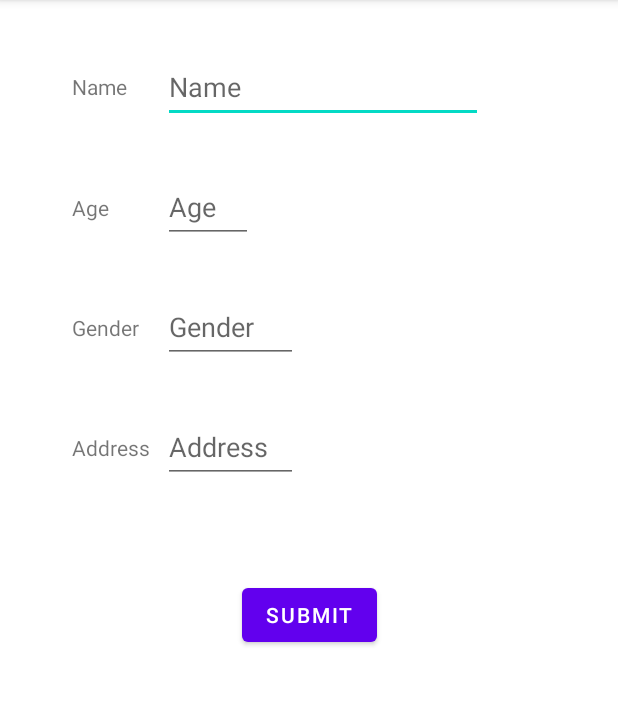
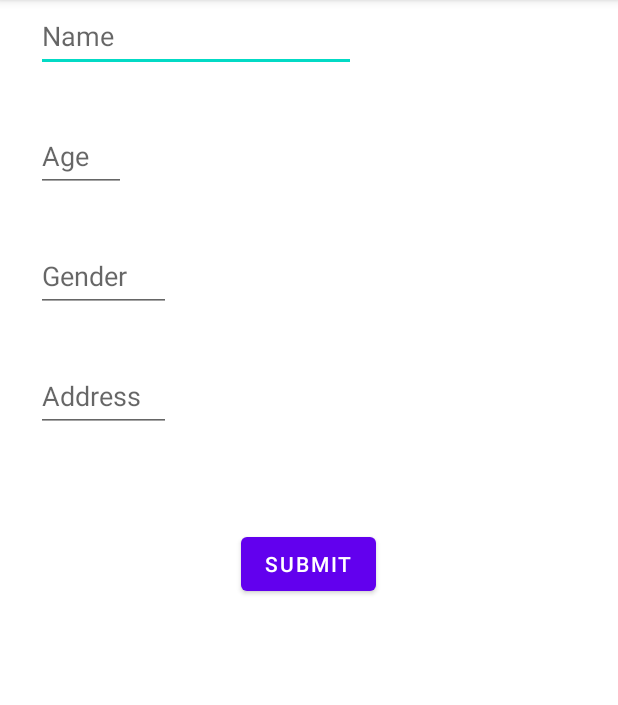
Before and after one commit to Sudan23/Data_between_activity, an Android app: the screen it shows after launch (MainActivity), on a phone screen of 412 x 824 dp, the part 84-789 px from its top. Run offline under Robolectric (Android 15) with nearby library versions, the phone set to English and light mode, and no system bars.

Commit message:
Optimized for linear layout

```diff
--- a/app/src/main/java/com/example/databetweenactivity/MainActivity.kt
+++ b/app/src/main/java/com/example/databetweenactivity/MainActivity.kt
@@ -7,7 +7,6 @@ import android.view.View
 import android.widget.EditText
 import android.widget.Toast
 
-const val EXTRA_MESSAGE = "com.example.myfirstapp.MESSAGE"
 
 class MainActivity : AppCompatActivity() {
     override fun onCreate(savedInstanceState: Bundle?) {
--- a/app/src/main/res/layout/activity_main.xml
+++ b/app/src/main/res/layout/activity_main.xml
@@ -1,20 +1,12 @@
 <?xml version="1.0" encoding="utf-8"?>
-<androidx.constraintlayout.widget.ConstraintLayout xmlns:android="http://schemas.android.com/apk/res/android"
+<LinearLayout xmlns:android="http://schemas.android.com/apk/res/android"
     xmlns:app="http://schemas.android.com/apk/res-auto"
     xmlns:tools="http://schemas.android.com/tools"
     android:layout_width="match_parent"
     android:layout_height="match_parent"
+    android:orientation="vertical"
     tools:context=".MainActivity">
 
-    <TextView
-        android:id="@+id/name_tv"
-        android:layout_width="wrap_content"
-        android:layout_height="wrap_content"
-        android:layout_marginStart="48dp"
-        android:layout_marginTop="48dp"
-        android:text="Name"
-        app:layout_constraintStart_toStartOf="parent"
-        app:layout_constraintTop_toTopOf="parent" />
 
     <EditText
         android:id="@+id/name_et"
@@ -24,87 +16,51 @@
         android:ems="10"
         android:hint="Name"
         android:inputType="textPersonName"
-        android:minHeight="48dp"
-        app:layout_constraintBottom_toBottomOf="@+id/name_tv"
-        app:layout_constraintStart_toEndOf="@+id/name_tv"
-        app:layout_constraintTop_toTopOf="@+id/name_tv" />
+        android:minHeight="48dp" />
 
-    <TextView
-        android:id="@+id/age_tv"
-        android:layout_width="wrap_content"
-        android:layout_height="wrap_content"
-        android:layout_marginStart="48dp"
-        android:text="Age"
-        app:layout_constraintBottom_toBottomOf="@+id/age_et"
-        app:layout_constraintStart_toStartOf="parent"
-        app:layout_constraintTop_toTopOf="@+id/age_et" />
 
     <EditText
         android:id="@+id/age_et"
         android:layout_width="60dp"
+        android:layout_marginStart="24dp"
         android:layout_height="wrap_content"
         android:layout_marginTop="32dp"
         android:ems="10"
         android:hint="Age"
         android:inputType="textPersonName"
-        android:minHeight="48dp"
-        app:layout_constraintStart_toStartOf="@+id/name_et"
-        app:layout_constraintTop_toBottomOf="@+id/name_et" />
+        android:minHeight="48dp" />
 
-    <TextView
-        android:id="@+id/gender_tv"
-        android:layout_width="wrap_content"
-        android:layout_height="wrap_content"
-        android:layout_marginStart="48dp"
-        android:text="Gender"
-        app:layout_constraintBottom_toBottomOf="@+id/gender_et"
-        app:layout_constraintStart_toStartOf="parent"
-        app:layout_constraintTop_toTopOf="@+id/gender_et" />
 
     <EditText
         android:id="@+id/gender_et"
         android:layout_width="90dp"
+        android:layout_marginStart="24dp"
         android:layout_height="wrap_content"
         android:layout_marginTop="32dp"
         android:ems="10"
         android:hint="Gender"
         android:inputType="textPersonName"
-        android:minHeight="48dp"
-        app:layout_constraintStart_toStartOf="@+id/age_et"
-        app:layout_constraintTop_toBottomOf="@+id/age_et" />
-
-    <TextView
-        android:id="@+id/address_tv"
-        android:layout_width="wrap_content"
-        android:layout_height="wrap_content"
-        android:layout_marginStart="48dp"
-        android:text="Address"
-        app:layout_constraintBottom_toBottomOf="@+id/address_et"
-        app:layout_constraintStart_toStartOf="parent"
-        app:layout_constraintTop_toTopOf="@+id/address_et" />
+        android:minHeight="48dp" />
 
     <EditText
         android:id="@+id/address_et"
         android:layout_width="90dp"
         android:layout_height="wrap_content"
         android:layout_marginTop="32dp"
+        android:layout_marginStart="24dp"
         android:ems="10"
         android:hint="Address"
         android:inputType="textPersonName"
         android:lines="4"
-        android:minHeight="48dp"
-        app:layout_constraintStart_toStartOf="@+id/gender_et"
-        app:layout_constraintTop_toBottomOf="@+id/gender_et" />
+        android:minHeight="48dp" />
 
     <Button
-        android:id="@+id/button"
+        android:id="@+id/submit_btn"
         android:layout_width="wrap_content"
         android:layout_height="wrap_content"
+        android:layout_gravity="center_horizontal"
         android:layout_marginTop="64dp"
-        android:text="SUBMIT"
+        android:gravity="center|clip_vertical"
         android:onClick="submit"
-        app:layout_constraintEnd_toEndOf="parent"
-        app:layout_constraintHorizontal_bias="0.5"
-        app:layout_constraintStart_toStartOf="parent"
-        app:layout_constraintTop_toBottomOf="@+id/address_et" />
-</androidx.constraintlayout.widget.ConstraintLayout>
+        android:text="SUBMIT" />
+</LinearLayout>
```
Also changed, not shown: app/src/main/res/layout/activity_profile.xml (+11 -21 lines).
